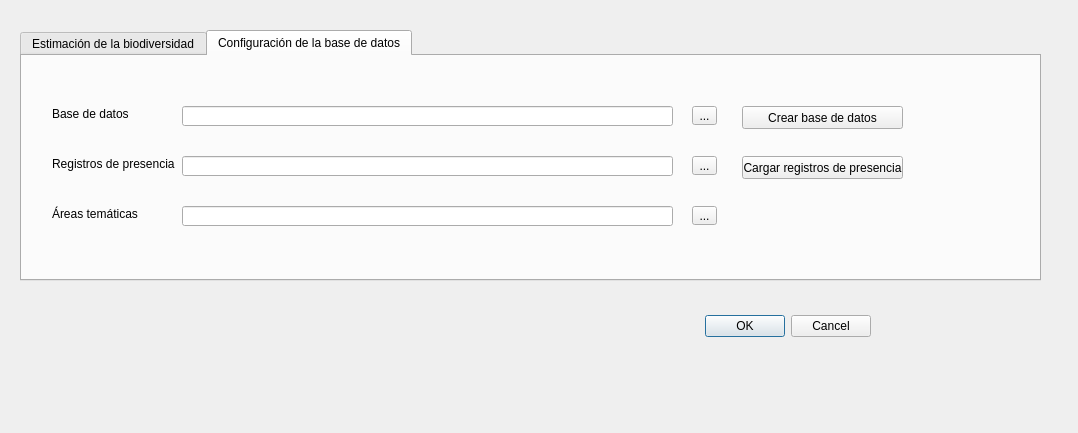
Old version of the form estimacion_biodiversidad_dialog_base.ui in the repository estimacion-biodiversidad/estimacion-biodiversidad-qgis-plugin.
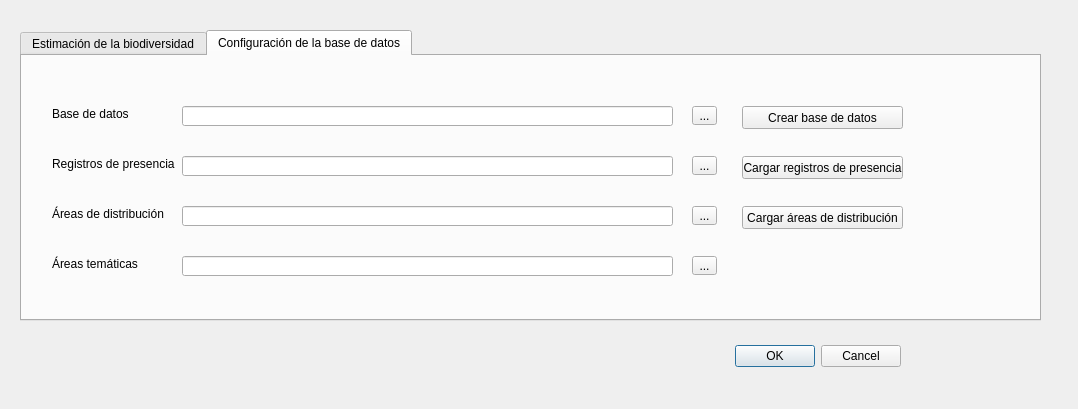
New version of the form.

Commit message: Add button to load taxon distribution records

Patch:
```diff
--- a/estimacion_biodiversidad_dialog_base.ui
+++ b/estimacion_biodiversidad_dialog_base.ui
@@ -7,7 +7,7 @@
     <x>0</x>
     <y>0</y>
     <width>1078</width>
-    <height>433</height>
+    <height>409</height>
    </rect>
   </property>
   <property name="windowTitle">
@@ -16,8 +16,8 @@
   <widget class="QDialogButtonBox" name="button_box">
    <property name="geometry">
     <rect>
-     <x>530</x>
-     <y>310</y>
+     <x>560</x>
+     <y>340</y>
      <width>341</width>
      <height>32</height>
     </rect>
@@ -35,7 +35,7 @@
      <x>20</x>
      <y>30</y>
      <width>1021</width>
-     <height>251</height>
+     <height>291</height>
     </rect>
    </property>
    <property name="currentIndex">
@@ -126,7 +126,7 @@
      <property name="geometry">
       <rect>
        <x>30</x>
-       <y>150</y>
+       <y>200</y>
        <width>131</width>
        <height>16</height>
       </rect>
@@ -139,7 +139,7 @@
      <property name="geometry">
       <rect>
        <x>160</x>
-       <y>150</y>
+       <y>200</y>
        <width>491</width>
        <height>20</height>
       </rect>
@@ -149,7 +149,7 @@
      <property name="geometry">
       <rect>
        <x>670</x>
-       <y>150</y>
+       <y>200</y>
        <width>25</width>
        <height>19</height>
       </rect>
@@ -184,6 +184,55 @@
       <string>Cargar registros de presencia</string>
      </property>
     </widget>
+    <widget class="QLabel" name="lb_inOccurrenceFile_2">
+     <property name="geometry">
+      <rect>
+       <x>30</x>
+       <y>150</y>
+       <width>131</width>
+       <height>16</height>
+      </rect>
+     </property>
+     <property name="text">
+      <string>Áreas de distribución</string>
+     </property>
+    </widget>
+    <widget class="QLineEdit" name="le_inDistributionFile">
+     <property name="geometry">
+      <rect>
+       <x>160</x>
+       <y>150</y>
+       <width>491</width>
+       <height>20</height>
+      </rect>
+     </property>
+    </widget>
+    <widget class="QToolButton" name="tb_inDistributionFile">
+     <property name="geometry">
+      <rect>
+       <x>670</x>
+       <y>150</y>
+       <width>25</width>
+       <height>19</height>
+      </rect>
+     </property>
+     <property name="text">
+      <string>...</string>
+     </property>
+    </widget>
+    <widget class="QPushButton" name="pb_loadInDistributionFile">
+     <property name="geometry">
+      <rect>
+       <x>720</x>
+       <y>150</y>
+       <width>161</width>
+       <height>23</height>
+      </rect>
+     </property>
+     <property name="text">
+      <string>Cargar áreas de distribución</string>
+     </property>
+    </widget>
    </widget>
   </widget>
  </widget>
```
The commit also changes 1 other file.
